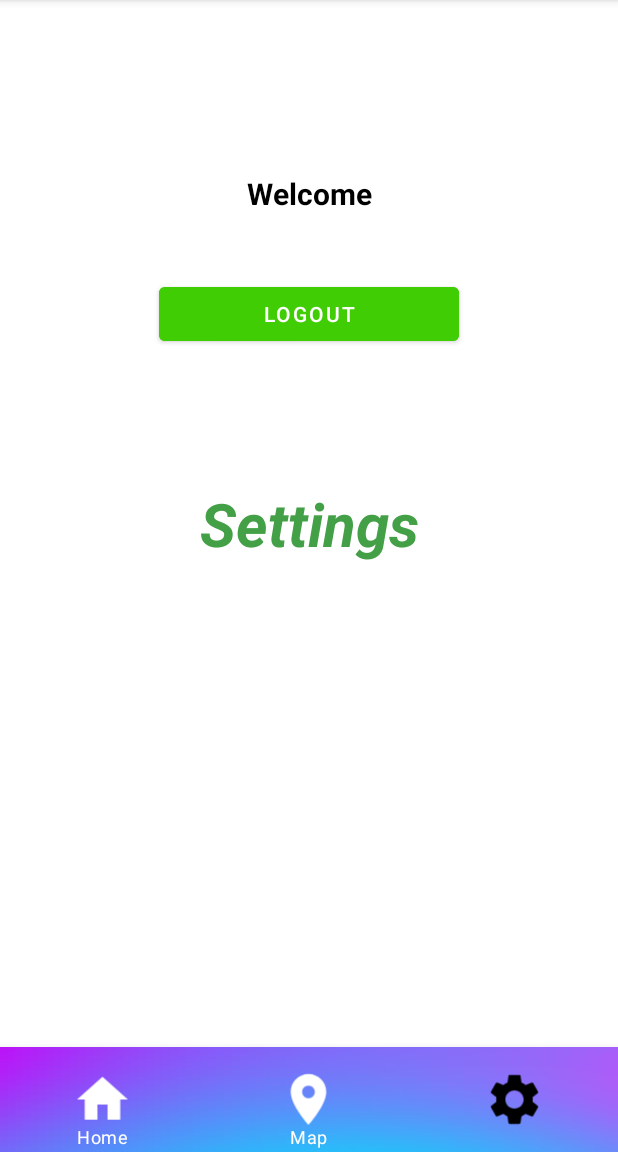
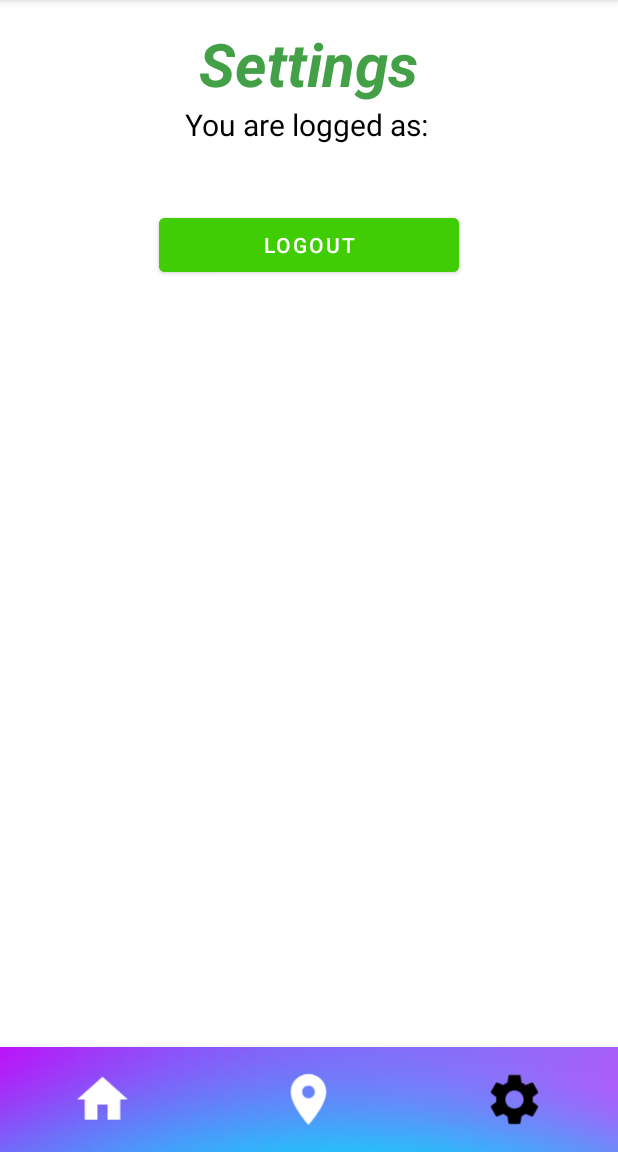
Before and after one commit to paololais/AndroidProject, an Android app: the screen it shows after launch once a user with an empty profile is signed in (MainActivity), item 3 of the bottom bar chosen, on a phone screen of 412 x 824 dp, the part 84-1236 px from its top. Run offline under Robolectric (Android 15) with nearby library versions, the light colour scheme and no system bars; our stand-ins replace Firebase (no records; nobody signed in at launch, a user with empty details on screens opened directly).

Commit message:
settings fragment

```diff
--- a/app/src/main/AndroidManifest.xml
+++ b/app/src/main/AndroidManifest.xml
@@ -31,7 +31,8 @@
 
         <activity
             android:name=".LogActivity"
-            android:exported="false" />
+            android:exported="false"
+            android:screenOrientation="portrait"/>
         <activity
             android:name=".MainActivity"
             android:exported="true" >
--- a/app/src/main/java/com/example/loginapp/MainActivity.java
+++ b/app/src/main/java/com/example/loginapp/MainActivity.java
@@ -36,31 +36,17 @@ public class MainActivity extends AppCompatActivity implements BottomNavigationV
         bottomNavigationView = findViewById(R.id.bottomNavigationView);
 
         auth = FirebaseAuth.getInstance();
-        userTextView = findViewById(R.id.userTextView);
-        logoutButton = findViewById(R.id.logoutButton);
         user = auth.getCurrentUser();
         if (user == null){
             Intent intent = new Intent(getApplicationContext(), LogActivity.class);
             startActivity(intent);
             finish();
         }
-        else {
-            userTextView.setText(user.getEmail());
-        }
         bottomNavigationView.setOnNavigationItemSelectedListener(this);
         bottomNavigationView.setSelectedItemId(R.id.home);
 
 
 
-        logoutButton.setOnClickListener(new View.OnClickListener() {
-            @Override
-            public void onClick(View view) {
-                FirebaseAuth.getInstance().signOut();
-                Intent intent = new Intent(getApplicationContext(), LogActivity.class);
-                startActivity(intent);
-                finish();
-            }
-        });
     }
     @Override
     public boolean onNavigationItemSelected(@NonNull MenuItem item)
--- a/app/src/main/java/com/example/loginapp/SettingsFragment.java
+++ b/app/src/main/java/com/example/loginapp/SettingsFragment.java
@@ -1,18 +1,48 @@
 package com.example.loginapp;
 
+import android.content.Intent;
 import android.os.Bundle;
 
+import androidx.annotation.NonNull;
+import androidx.annotation.Nullable;
 import androidx.fragment.app.Fragment;
 
 import android.view.LayoutInflater;
 import android.view.View;
 import android.view.ViewGroup;
+import android.widget.Button;
+import android.widget.TextView;
+
+import com.google.firebase.auth.FirebaseAuth;
+import com.google.firebase.auth.FirebaseUser;
 
 public class SettingsFragment extends Fragment {
+    Button logoutButton;
+    TextView userTextView;
+    FirebaseUser user;
+    FirebaseAuth auth;
     @Override
     public View onCreateView(LayoutInflater inflater, ViewGroup container,
                              Bundle savedInstanceState) {
         // Inflate the layout for this fragment
         return inflater.inflate(R.layout.fragment_settings, container, false);
     }
+    @Override
+    public void onViewCreated(@NonNull View view, @Nullable Bundle savedInstanceState) {
+        super.onViewCreated(view, savedInstanceState);
+        auth = FirebaseAuth.getInstance();
+        userTextView = view.findViewById(R.id.userTextView);
+        logoutButton = view.findViewById(R.id.logoutButton);
+        user = auth.getCurrentUser();
+        userTextView.setText(user.getEmail());
+        logoutButton.setOnClickListener(new View.OnClickListener() {
+            @Override
+            public void onClick(View view) {
+                FirebaseAuth.getInstance().signOut();
+                Intent intent = new Intent(getActivity(), LogActivity.class);
+                startActivity(intent);
+                getActivity().finish();
+            }
+        });
+    }
 }
--- a/app/src/main/res/drawable/login_border.xml
+++ b/app/src/main/res/drawable/login_border.xml
@@ -1,7 +1,7 @@
 <?xml version="1.0" encoding="utf-8"?>
 <shape xmlns:android="http://schemas.android.com/apk/res/android"
     android:shape="rectangle">
-    <solid android:color="#fff" />
+    <solid android:color="#CCFFFFFF" />
     <corners
         android:radius="50dp" />
     <stroke
--- a/app/src/main/res/layout/activity_main.xml
+++ b/app/src/main/res/layout/activity_main.xml
@@ -17,50 +17,6 @@
         app:layout_constraintStart_toStartOf="parent"
         app:layout_constraintTop_toTopOf="parent" />
 
-    <LinearLayout
-        android:layout_width="match_parent"
-        android:layout_height="wrap_content"
-        android:layout_marginTop="100dp"
-        android:background="#fff"
-        android:gravity="center"
-        android:orientation="vertical"
-        android:padding="15dp"
-        app:layout_constraintStart_toStartOf="parent"
-        app:layout_constraintTop_toTopOf="parent"
-        tools:context=".MainActivity">
-
-        <TextView
-            android:layout_width="match_parent"
-            android:layout_height="wrap_content"
-            android:gravity="center"
-            android:text="Welcome"
-            android:textColor="@color/black"
-            android:textSize="20sp"
-            android:textStyle="bold" />
-
-        <TextView
-            android:id="@+id/userTextView"
-            android:layout_width="match_parent"
-            android:layout_height="wrap_content"
-            android:gravity="center"
-            android:text="username"
-            android:textColor="@color/black"
-            android:textSize="20sp"
-            android:textStyle="bold" />
-
-
-        <Button
-            android:id="@+id/logoutButton"
-            android:layout_width="200dp"
-            android:layout_height="wrap_content"
-            android:layout_margin="15dp"
-            android:layout_marginTop="20dp"
-            android:backgroundTint="#41CD04"
-            android:text="Logout"
-            android:textColor="#fff"
-            tools:ignore="DuplicateSpeakableTextCheck" />
-    </LinearLayout>
-
     <com.google.android.material.bottomnavigation.BottomNavigationView
         android:id="@+id/bottomNavigationView"
         android:layout_width="match_parent"
@@ -70,7 +26,7 @@
         app:itemIconSize="70dp"
         app:itemIconTint="@color/bottom_nav_icon"
         app:itemPaddingBottom="5dp"
-        app:itemTextColor="@color/bottom_nav_text"
+        app:itemTextColor="@color/transparent"
         app:layout_constraintBottom_toBottomOf="parent"
         app:layout_constraintEnd_toEndOf="parent"
         app:layout_constraintHorizontal_bias="0.5"
--- a/app/src/main/res/layout/fragment_login.xml
+++ b/app/src/main/res/layout/fragment_login.xml
@@ -34,7 +34,7 @@
                     android:shadowRadius="8"
                     android:text="Zena Party"
                     android:textColor="@color/white"
-                    android:textSize="35sp"
+                    android:textSize="40dp"
                     android:textStyle="bold" />
         </LinearLayout>
 
@@ -57,7 +57,7 @@
                     android:textAllCaps="true"
                     android:textColor="#000"
                     android:textSize="25sp"
-                    android:textStyle="bold"/>
+                    android:textStyle="bold" />
 
                 <EditText
                     android:id="@+id/etEmail"
--- a/app/src/main/res/layout/fragment_register.xml
+++ b/app/src/main/res/layout/fragment_register.xml
@@ -34,7 +34,7 @@
             android:shadowRadius="8"
             android:text="Zena Party"
             android:textColor="@color/white"
-            android:textSize="35sp"
+            android:textSize="40dp"
             android:textStyle="bold" />
     </LinearLayout>
 
--- a/app/src/main/res/layout/fragment_settings.xml
+++ b/app/src/main/res/layout/fragment_settings.xml
@@ -7,18 +7,53 @@
     android:layout_height="match_parent"
     tools:context=".MainActivity">
 
-    <TextView
-        android:id="@+id/settingsFragment"
-        android:layout_width="wrap_content"
+    <LinearLayout
+        android:layout_width="match_parent"
         android:layout_height="wrap_content"
-        android:text="Settings"
-        android:textColor="#43a047"
-        android:textSize="40sp"
-        android:textStyle="italic|bold"
-        app:layout_constraintBottom_toBottomOf="parent"
-        app:layout_constraintEnd_toEndOf="parent"
-        app:layout_constraintHorizontal_bias="0.5"
+        android:background="#fff"
+        android:gravity="center"
+        android:orientation="vertical"
+        android:padding="15dp"
         app:layout_constraintStart_toStartOf="parent"
-        app:layout_constraintTop_toTopOf="parent" />
+        app:layout_constraintTop_toTopOf="parent"
+        tools:context=".MainActivity">
+        <TextView
+            android:id="@+id/settingsFragment"
+            android:layout_width="wrap_content"
+            android:layout_height="wrap_content"
+            android:text="Settings"
+            android:textColor="#43a047"
+            android:textSize="40sp"
+            android:textStyle="italic|bold" />
+
+        <TextView
+            android:layout_width="match_parent"
+            android:layout_height="wrap_content"
+            android:gravity="center"
+            android:text="You are logged as: "
+            android:textColor="@color/black"
+            android:textSize="20sp"/>
+
+        <TextView
+            android:id="@+id/userTextView"
+            android:layout_width="match_parent"
+            android:layout_height="wrap_content"
+            android:gravity="center"
+            android:text="username"
+            android:textColor="@color/black"
+            android:textSize="20sp" />
+
+
+        <Button
+            android:id="@+id/logoutButton"
+            android:layout_width="200dp"
+            android:layout_height="wrap_content"
+            android:layout_margin="15dp"
+            android:layout_marginTop="20dp"
+            android:backgroundTint="#41CD04"
+            android:text="Logout"
+            android:textColor="#fff"
+            tools:ignore="DuplicateSpeakableTextCheck" />
+    </LinearLayout>
 
 </androidx.constraintlayout.widget.ConstraintLayout>
```
